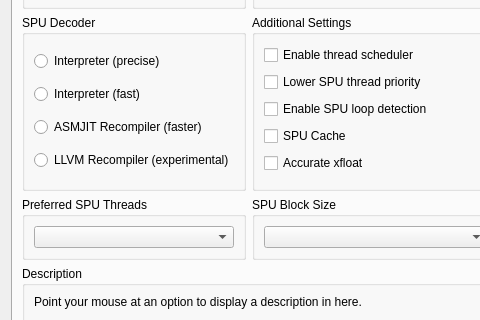
The window that rpcs3/rpcs3qt/settings_dialog.ui (RPCS3/rpcs3) describes before a commit, drawn with Qt 5; both pictures show x 0 to 480 and y 213 to 533 of the 752 by 626 pixel window.
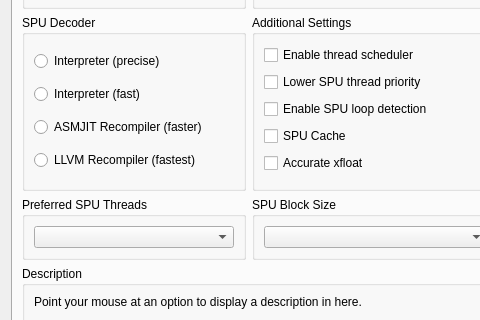
The same window after the commit. The open tabs and pages were chosen to show the change. Icons and pictures are not drawn.

Commit message: Set the default SPU Decoder to LLVM and rename SPU LLVM to "fastest"

```diff
--- a/rpcs3/rpcs3qt/settings_dialog.ui
+++ b/rpcs3/rpcs3qt/settings_dialog.ui
@@ -107,7 +107,7 @@
               <item>
                <widget class="QRadioButton" name="spu_llvm">
                 <property name="text">
-                 <string>LLVM Recompiler (experimental)</string>
+                 <string>LLVM Recompiler (fastest)</string>
                 </property>
                </widget>
               </item>
```
Left out of the diff: 2 changed lines with no effect on the pictures. The commit also changes 1 other file.
